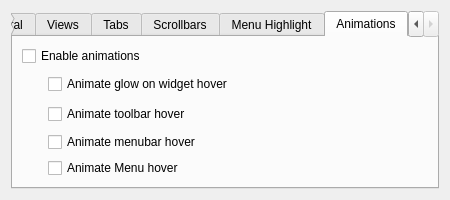
The window that kstyles/oxygen/config/oxygenconf.ui (KDE/kde-runtime) describes before a commit, drawn with Qt 5.
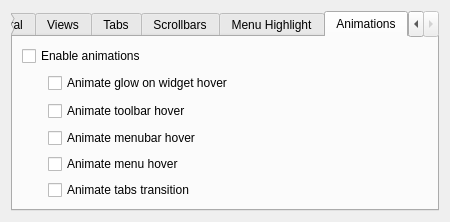
The same window after the commit. The open tabs and pages were chosen to show the change. Custom widgets are drawn as their Qt base class.

Commit message: added 'transition' framework and implemented Tab widgets transitions. Also clean-up includes

Patch:
```diff
--- a/kstyles/oxygen/config/oxygenconf.ui
+++ b/kstyles/oxygen/config/oxygenconf.ui
@@ -7,7 +7,7 @@
     <x>0</x>
     <y>0</y>
     <width>450</width>
-    <height>200</height>
+    <height>222</height>
    </rect>
   </property>
   <property name="minimumSize">
@@ -403,11 +403,11 @@
        <item row="4" column="1">
         <widget class="QCheckBox" name="_menuAnimationsEnabled">
          <property name="text">
-          <string>Animate Menu hover</string>
+          <string>Animate menu hover</string>
          </property>
         </widget>
        </item>
-       <item row="5" column="1">
+       <item row="6" column="1">
         <spacer name="verticalSpacer_6">
          <property name="orientation">
           <enum>Qt::Vertical</enum>
@@ -433,6 +433,13 @@
          </property>
         </spacer>
        </item>
+       <item row="5" column="1">
+        <widget class="QCheckBox" name="_stackedWidgetTransitionsEnabled">
+         <property name="text">
+          <string>Animate tabs transition</string>
+         </property>
+        </widget>
+       </item>
       </layout>
      </widget>
     </widget>
```
The commit also changes 16 other files.
